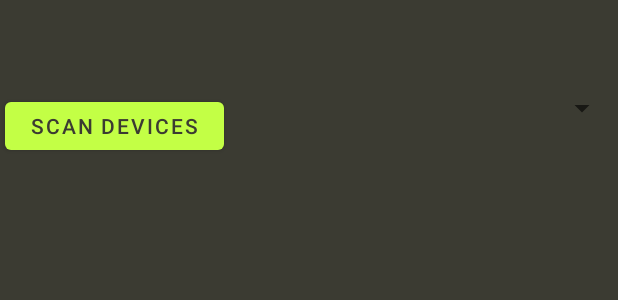
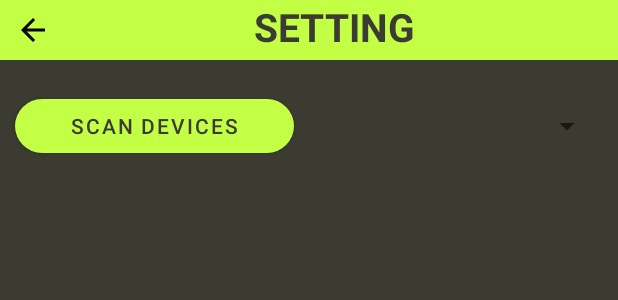
Before and after one commit to usb8/punch-check-mobile-app, an Android app: the layout activity_setting.xml on its own in the app's theme, with its tools: preview values and no code run, on a phone screen of 412 x 824 dp. Shown: the top 300 px of the screen. Run offline under Robolectric (Android 15) with nearby library versions, the light colour scheme and no system bars.

Commit message:
settingUI: (related trainingUI) layout for scan button and spinner; add more comment

```diff
--- a/Mobile/app/src/main/java/com/example/mobile/SettingActivity.kt
+++ b/Mobile/app/src/main/java/com/example/mobile/SettingActivity.kt
@@ -1,6 +1,7 @@
 package com.example.mobile
 
 import android.Manifest
+import android.content.Intent
 import android.os.Build
 import android.os.Bundle
 import android.util.Log
@@ -38,8 +39,9 @@ class SettingActivity : AppCompatActivity() {
     private var bluetoothEnabled = false
 
     private lateinit var scanButton: Button
+    private lateinit var backNavigation: TextView
 
-    // ATTENTION! Replace with the device ID from your device at index 1st of array below.
+    // ATTENTION! list devices ID of Polar at index 1st to n
     private val listDeviceId = mutableListOf<String>("select one device")
 
     override fun onCreate(savedInstanceState: Bundle?) {
@@ -48,10 +50,12 @@ class SettingActivity : AppCompatActivity() {
         Log.d(TAG, "version: " + PolarBleApiDefaultImpl.versionInfo())
 
         scanButton = findViewById(R.id.scan_button)
+        backNavigation = findViewById(R.id.setting_nav_bar)
 
         api.setPolarFilter(false)
         api.setApiLogger { s: String -> Log.d(API_LOGGER_TAG, s) }
         api.setApiCallback(object : PolarBleApiCallback() {
+            // disable buttons when phone bluetooth off
             override fun blePowerStateChanged(powered: Boolean) {
                 Log.d(TAG, "BLE power: $powered")
                 bluetoothEnabled = powered
@@ -64,10 +68,12 @@ class SettingActivity : AppCompatActivity() {
                 }
             }
 
+            // only logging
             override fun deviceConnecting(polarDeviceInfo: PolarDeviceInfo) {
                 Log.d(TAG, "CONNECTING: " + polarDeviceInfo.deviceId)
             }
 
+            // only logging
             override fun streamingFeaturesReady(
                 identifier: String, features: Set<PolarBleApi.DeviceStreamingFeature>
             ) {
@@ -76,19 +82,25 @@ class SettingActivity : AppCompatActivity() {
                 }
             }
 
+            // UUID logging
             override fun disInformationReceived(identifier: String, uuid: UUID, value: String) {
                 Log.d(TAG, "uuid: $uuid value: $value")
             }
 
+            /*
             override fun batteryLevelReceived(identifier: String, level: Int) {
                 Log.d(TAG, "BATTERY LEVEL: $level")
             }
+            */
 
             override fun polarFtpFeatureReady(s: String) {
                 Log.d(TAG, "FTP ready")
             }
         })
 
+        /*
+         * spinner: display all devices of Polar that the mobile have just scan
+         */
         val spinner: Spinner = findViewById(R.id.spinner)
         val adapter = ArrayAdapter(
             this,
@@ -116,6 +128,9 @@ class SettingActivity : AppCompatActivity() {
             }
         }
 
+        /*
+         * Scan button: find all devices of Polar
+         */
         scanButton.setOnClickListener {
             val isDisposed = scanDisposable?.isDisposed ?: true
             if (isDisposed) {
@@ -155,7 +170,16 @@ class SettingActivity : AppCompatActivity() {
         } else {
             requestPermissions(arrayOf(Manifest.permission.ACCESS_COARSE_LOCATION), PERMISSION_REQUEST_CODE)
         }
-    }
+
+        /*
+         * back button: navigation home screen
+         */
+        backNavigation.setOnClickListener {
+            val homePage = Intent(this, HomeActivity::class.java)
+            startActivity(homePage)
+            finish()
+        }
+    }   // onCreate end
 
     public override fun onPause() {
         super.onPause()
--- a/Mobile/app/src/main/res/layout/activity_setting.xml
+++ b/Mobile/app/src/main/res/layout/activity_setting.xml
@@ -7,39 +7,41 @@
     tools:context=".SettingActivity">
 
     <TextView
-        android:id="@+id/textView"
-        android:layout_width="148dp"
-        android:layout_height="0dp"
-        android:layout_marginEnd="152dp"
-        android:layout_marginBottom="436dp"
-        android:text=""
-        app:layout_constraintBottom_toBottomOf="parent"
-        app:layout_constraintEnd_toEndOf="parent"
-        app:layout_constraintTop_toBottomOf="@+id/scan_button"
-        tools:ignore="MissingConstraints" />
+        android:id="@+id/setting_nav_bar"
+        android:layout_width="match_parent"
+        android:layout_height="40dp"
+        android:background="@color/green_ground"
+        android:drawableLeft="@drawable/ic_baseline_arrow_back_24"
+        android:text="SETTING"
+        android:textAlignment="center"
+        android:textSize="26sp"
+        android:textColor="@color/black_font"
+        app:layout_constraintTop_toTopOf="parent"
+        app:layout_constraintStart_toStartOf="parent"
+        android:paddingLeft="10dp"
+        android:textStyle="bold" />
 
     <Button
         android:id="@+id/scan_button"
-        android:layout_width="146dp"
-        android:layout_height="44dp"
-        android:layout_marginStart="3dp"
-        android:layout_marginTop="60dp"
-        android:layout_marginEnd="13dp"
-        android:layout_marginBottom="136dp"
+        android:layout_width="0dp"
+        android:layout_height="48dp"
+        android:layout_marginHorizontal="10dp"
+        android:layout_marginTop="20dp"
         android:text="@string/scan_devices"
-        app:layout_constraintBottom_toTopOf="@+id/textView"
-        app:layout_constraintEnd_toStartOf="@+id/spinner"
+        app:cornerRadius="20dp"
+        app:layout_constraintEnd_toStartOf="@id/spinner"
+        app:layout_constraintHorizontal_weight="1"
         app:layout_constraintStart_toStartOf="parent"
-        app:layout_constraintTop_toTopOf="parent" />
+        app:layout_constraintTop_toBottomOf="@id/setting_nav_bar" />
 
     <Spinner
         android:id="@+id/spinner"
         android:layout_width="0dp"
         android:layout_height="wrap_content"
-        android:layout_marginTop="60dp"
-        android:layout_marginBottom="160dp"
-        app:layout_constraintBottom_toTopOf="@+id/textView"
+        android:layout_marginHorizontal="10dp"
+        android:minHeight="48dp"
         app:layout_constraintEnd_toEndOf="parent"
-        app:layout_constraintStart_toEndOf="@+id/scan_button"
-        app:layout_constraintTop_toTopOf="parent" />
+        app:layout_constraintHorizontal_weight="1"
+        app:layout_constraintStart_toEndOf="@id/scan_button"
+        app:layout_constraintTop_toTopOf="@id/scan_button" />
 </androidx.constraintlayout.widget.ConstraintLayout>
```
